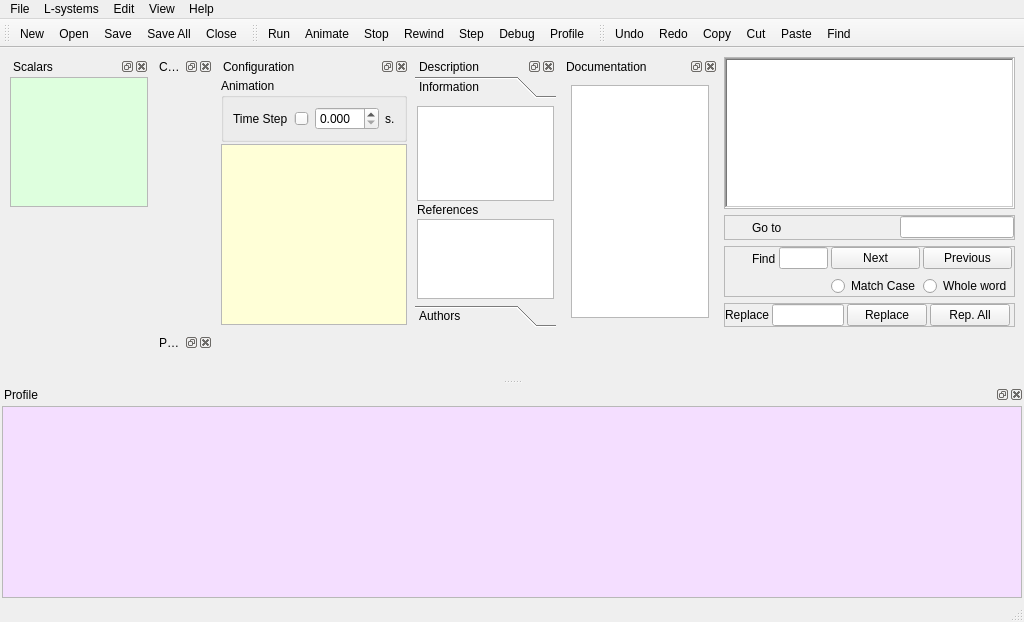
Qt form src/openalea/lpy/gui/lpymainwindow.ui (openalea/lpy) before a commit.
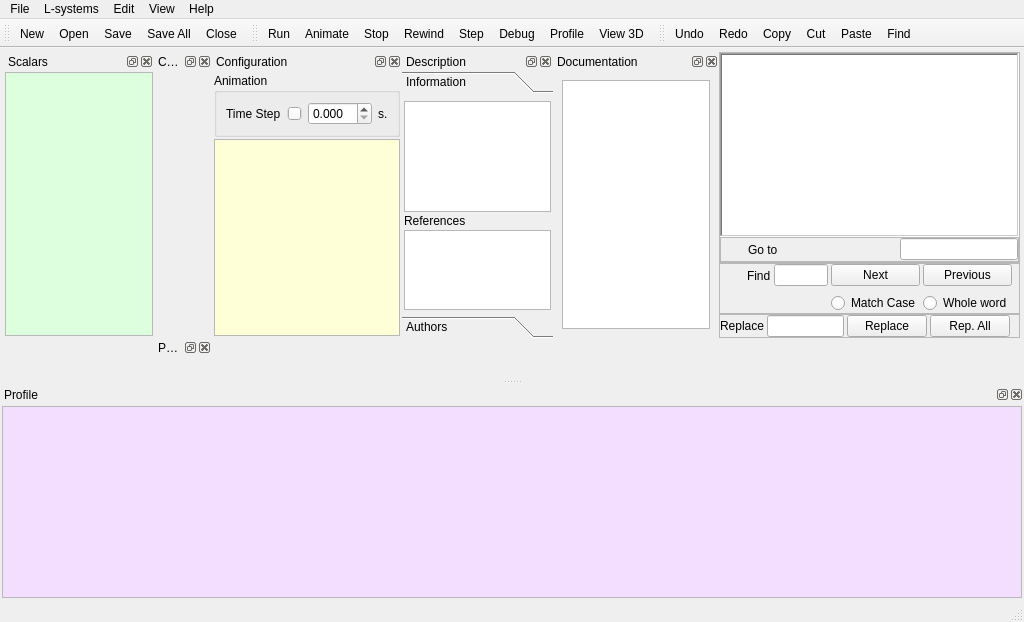
The same form after that commit. The open tabs and pages were chosen to show the change. Icons and pictures are not drawn. Custom widgets are drawn as their Qt base class.

Commit message: - integrate interpolated profile edition - add color theme - add integrated 3d view

The edit to the form file:
```diff
--- a/src/openalea/lpy/gui/lpymainwindow.ui
+++ b/src/openalea/lpy/gui/lpymainwindow.ui
@@ -19,6 +19,12 @@
   </property>
   <widget class="QWidget" name="centralwidget">
    <layout class="QGridLayout" name="gridLayout_3">
+    <property name="margin">
+     <number>4</number>
+    </property>
+    <property name="spacing">
+     <number>0</number>
+    </property>
     <item row="0" column="0">
      <widget class="QDockWidget" name="scalarDock">
       <property name="windowTitle">
@@ -361,8 +367,8 @@
             <rect>
              <x>0</x>
              <y>0</y>
-             <width>139</width>
-             <height>191</height>
+             <width>149</width>
+             <height>207</height>
             </rect>
            </property>
            <attribute name="label">
@@ -482,31 +488,88 @@
       </widget>
      </widget>
     </item>
-    <item row="0" column="4" rowspan="4">
-     <widget class="QDockWidget" name="helpDock">
+    <item row="5" column="1">
+     <widget class="QDockWidget" name="interpreterDock">
+      <property name="sizePolicy">
+       <sizepolicy hsizetype="Preferred" vsizetype="Minimum">
+        <horstretch>0</horstretch>
+        <verstretch>0</verstretch>
+       </sizepolicy>
+      </property>
       <property name="floating">
        <bool>false</bool>
       </property>
       <property name="windowTitle">
-       <string>Documentation</string>
+       <string>Python Shell</string>
       </property>
-      <widget class="QWidget" name="dockWidgetContents_5">
-       <layout class="QVBoxLayout" name="verticalLayout_7">
+      <widget class="QWidget" name="dockWidgetContents">
+       <layout class="QVBoxLayout">
+        <property name="spacing">
+         <number>6</number>
+        </property>
+        <property name="margin">
+         <number>9</number>
+        </property>
+       </layout>
+      </widget>
+     </widget>
+    </item>
+    <item row="0" column="5">
+     <widget class="QStackedWidget" name="stackedWidget">
+      <property name="currentIndex">
+       <number>1</number>
+      </property>
+      <widget class="QWidget" name="pageEdition">
+       <layout class="QVBoxLayout" name="verticalLayout_4">
+        <property name="spacing">
+         <number>0</number>
+        </property>
+        <property name="margin">
+         <number>0</number>
+        </property>
         <item>
-         <widget class="QTextBrowser" name="helpDisplay">
-          <property name="autoFormatting">
-           <set>QTextEdit::AutoAll</set>
+         <widget class="QFrame" name="frame">
+          <property name="frameShape">
+           <enum>QFrame::StyledPanel</enum>
           </property>
-          <property name="acceptRichText">
+          <property name="frameShadow">
+           <enum>QFrame::Raised</enum>
+          </property>
+          <layout class="QGridLayout" name="gridLayout">
+           <property name="margin">
+            <number>0</number>
+           </property>
+           <property name="spacing">
+            <number>0</number>
+           </property>
+           <item row="1" column="0">
+            <widget class="LpyTabBar" name="documentNames" native="true"/>
+           </item>
+           <item row="1" column="1">
+            <widget class="LpyTabBarNeighbor" name="documentNamesMore" native="true"/>
+           </item>
+           <item row="1" column="2">
+            <widget class="LpyTabBarNeighbor" name="documentNamesMore2" native="true"/>
+           </item>
+           <item row="2" column="0" colspan="3">
+            <widget class="LpyCodeEditor" name="codeeditor">
+             <property name="enabled">
            <bool>true</bool>
           </property>
-         </widget>
-        </item>
-       </layout>
-      </widget>
-     </widget>
-    </item>
-    <item row="1" column="5">
+             <property name="font">
+              <font>
+               <family>Courier New</family>
+              </font>
+             </property>
+             <property name="frameShape">
+              <enum>QFrame::WinPanel</enum>
+             </property>
+             <property name="tabStopWidth">
+              <number>20</number>
+             </property>
+            </widget>
+           </item>
+           <item row="3" column="0">
      <widget class="QFrame" name="frameGoto">
       <property name="frameShape">
        <enum>QFrame::StyledPanel</enum>
@@ -595,7 +658,10 @@
       </layout>
      </widget>
     </item>
-    <item row="2" column="5">
+          </layout>
+         </widget>
+        </item>
+        <item>
      <widget class="QFrame" name="frameFind">
       <property name="frameShape">
        <enum>QFrame::StyledPanel</enum>
@@ -758,7 +824,7 @@
       </layout>
      </widget>
     </item>
-    <item row="3" column="5">
+        <item>
      <widget class="QFrame" name="frameReplace">
       <property name="frameShape">
        <enum>QFrame::StyledPanel</enum>
@@ -813,75 +879,45 @@
       </layout>
      </widget>
     </item>
-    <item row="4" column="1">
-     <widget class="QDockWidget" name="interpreterDock">
-      <property name="sizePolicy">
-       <sizepolicy hsizetype="Preferred" vsizetype="Minimum">
-        <horstretch>0</horstretch>
-        <verstretch>0</verstretch>
-       </sizepolicy>
-      </property>
+       </layout>
+      </widget>
+      <widget class="QWidget" name="pageView3D">
+       <layout class="QVBoxLayout" name="verticalLayout_8">
+        <property name="spacing">
+         <number>0</number>
+        </property>
+        <property name="margin">
+         <number>0</number>
+        </property>
+        <item>
+         <widget class="LpyView3D" name="view3D" native="true"/>
+        </item>
+       </layout>
+      </widget>
+     </widget>
+    </item>
+    <item row="0" column="4">
+     <widget class="QDockWidget" name="helpDock">
       <property name="floating">
        <bool>false</bool>
       </property>
       <property name="windowTitle">
-       <string>Python Shell</string>
+       <string>Documentation</string>
       </property>
-      <widget class="QWidget" name="dockWidgetContents">
-       <layout class="QVBoxLayout">
-        <property name="spacing">
-         <number>6</number>
-        </property>
-        <property name="margin">
-         <number>9</number>
-        </property>
-       </layout>
-      </widget>
-     </widget>
-    </item>
-    <item row="0" column="5">
-     <widget class="QFrame" name="frame">
-      <property name="frameShape">
-       <enum>QFrame::StyledPanel</enum>
-      </property>
-      <property name="frameShadow">
-       <enum>QFrame::Raised</enum>
-      </property>
-      <layout class="QGridLayout" name="gridLayout">
-       <property name="margin">
-        <number>0</number>
-       </property>
-       <property name="spacing">
-        <number>0</number>
-       </property>
-       <item row="0" column="0">
-        <widget class="LpyTabBar" name="documentNames" native="true"/>
-       </item>
-       <item row="1" column="0" colspan="3">
-        <widget class="LpyCodeEditor" name="codeeditor">
-         <property name="enabled">
+      <widget class="QWidget" name="dockWidgetContents_5">
+       <layout class="QVBoxLayout" name="verticalLayout_7">
+        <item>
+         <widget class="QTextBrowser" name="helpDisplay">
+          <property name="autoFormatting">
+           <set>QTextEdit::AutoAll</set>
+          </property>
+          <property name="acceptRichText">
           <bool>true</bool>
          </property>
-         <property name="font">
-          <font>
-           <family>Courier New</family>
-          </font>
-         </property>
-         <property name="frameShape">
-          <enum>QFrame::WinPanel</enum>
-         </property>
-         <property name="tabStopWidth">
-          <number>20</number>
-         </property>
-        </widget>
-       </item>
-       <item row="0" column="1">
-        <widget class="LpyTabBarNeighbor" name="documentNamesMore" native="true"/>
-       </item>
-       <item row="0" column="2">
-        <widget class="LpyTabBarNeighbor" name="documentNamesMore2" native="true"/>
-       </item>
-      </layout>
+         </widget>
+        </item>
+       </layout>
+      </widget>
      </widget>
     </item>
    </layout>
@@ -1037,6 +1073,7 @@
    <addaction name="actionStep"/>
    <addaction name="actionDebug"/>
    <addaction name="actionProfile"/>
+   <addaction name="actionView3D"/>
   </widget>
   <widget class="QDockWidget" name="profilerDock">
    <property name="windowTitle">
@@ -1575,6 +1612,18 @@
     <string>Step Interpretation</string>
    </property>
   </action>
+  <action name="actionView3D">
+   <property name="checkable">
+    <bool>true</bool>
+   </property>
+   <property name="icon">
+    <iconset resource="lpyresources.qrc">
+     <normaloff>:/images/icons/editraise.png</normaloff>:/images/icons/editraise.png</iconset>
+   </property>
+   <property name="text">
+    <string>View 3D</string>
+   </property>
+  </action>
  </widget>
  <customwidgets>
   <customwidget>
@@ -1605,6 +1654,12 @@
    <header>lpytabbar.h</header>
    <container>1</container>
   </customwidget>
+  <customwidget>
+   <class>LpyView3D</class>
+   <extends>QWidget</extends>
+   <header>lpyview3d.h</header>
+   <container>1</container>
+  </customwidget>
  </customwidgets>
  <tabstops>
   <tabstop>codeeditor</tabstop>
```
Left out of the diff: 3 changed lines with no effect on the pictures. Lines whose indentation alone changed are shown as unchanged. The commit also changes 17 other files.
